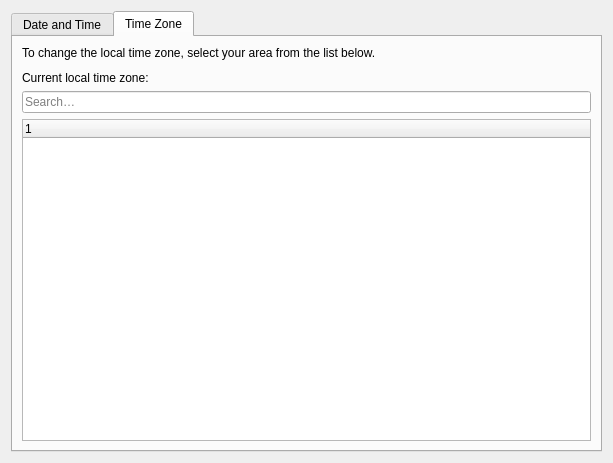
Sonic-DE/sonic-desktop-interface, file kcms/dateandtime/dateandtime.ui: the form before one commit.
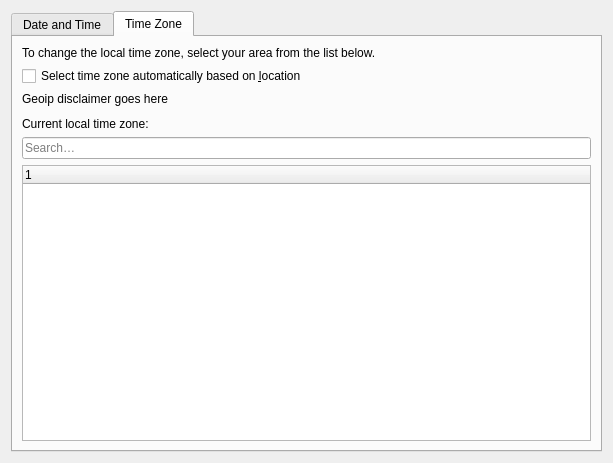
The form after the commit. The open tabs and pages were chosen to show the change. Custom widgets are drawn as their Qt base class.

Commit message:
kcms/dateandtime: Add setting for locaton-based timezone setting
Loads and unloads the geotimezoned module.

The edit to the form file:
```diff
--- a/kcms/dateandtime/dateandtime.ui
+++ b/kcms/dateandtime/dateandtime.ui
@@ -137,6 +137,29 @@
          </property>
         </widget>
        </item>
+       <item>
+        <widget class="QCheckBox" name="setTimeZoneAuto">
+         <property name="text">
+          <string>Select time zone automatically based on &amp;location</string>
+         </property>
+        </widget>
+       </item>
+       <item>
+        <widget class="QLabel" name="geoTimeZoneDisclaimer">
+         <property name="text">
+          <string notr="true">Geoip disclaimer goes here</string>
+         </property>
+         <property name="wordWrap">
+          <bool>true</bool>
+         </property>
+         <property name="openExternalLinks">
+          <bool>true</bool>
+         </property>
+         <property name="buddy">
+          <cstring>setTimeZoneAuto</cstring>
+         </property>
+        </widget>
+       </item>
        <item>
         <spacer name="verticalSpacer_2">
          <property name="orientation">
```
The commit also changes 4 other files.
